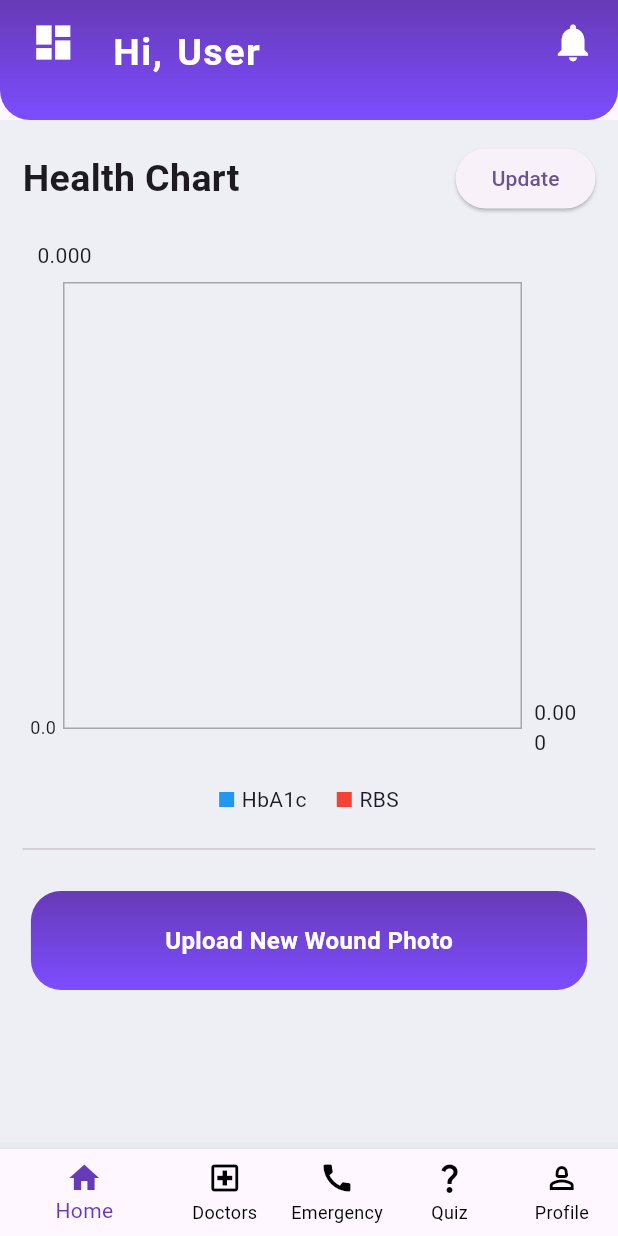
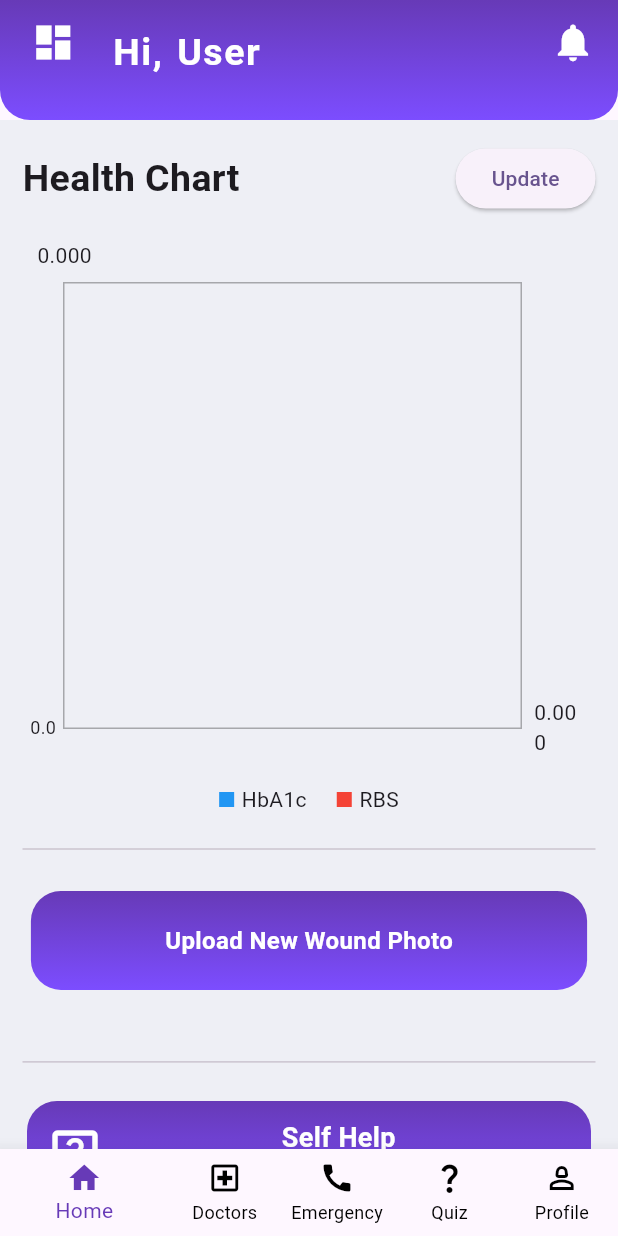
Before and after one commit to vxnkt/diabetes_management_app, a Flutter app: the HomePage screen opened by its route, on a phone screen of 412 x 824 dp. Run offline on Flutter 3.47's test engine with Material 3 defaults, Android fonts, the phone set to English and light mode, and no system bars; drawn by our look-alikes of fl_chart; our stand-ins replace cloud_firestore, firebase_auth, firebase_core, firebase_storage, flutter_local_notifications, flutter_svg and 3 more; missing offline and left inert: flutter_phone_direct_caller; accounts and stored records are empty.

Commit message:
self help

```diff
--- a/lib/screens/home_page.dart
+++ b/lib/screens/home_page.dart
@@ -3,7 +3,9 @@ import 'package:appathon/screens/doctor_screen.dart';
 import 'package:appathon/screens/emergency_screen.dart';
 import 'package:appathon/screens/homescreen.dart';
 import 'package:appathon/screens/profile_page.dart';
+import 'package:appathon/utils/notification_service.dart';
 import 'package:flutter/material.dart';
+import 'package:timezone/data/latest_all.dart' as tz;
 
 class HomePage extends StatefulWidget {
   const HomePage({super.key});
@@ -14,6 +16,23 @@ class HomePage extends StatefulWidget {
 
 class _HomePageState extends State<HomePage> {
   int _selectedIndex = 0; // Track the selected tab
+
+  @override
+  void initState() {
+    super.initState();
+    // Initialize the time zone and notification service
+    tz.initializeTimeZones();
+    NotificationService.init();
+
+    // Schedule the notification for 2 seconds after the app is opened
+    DateTime scheduledTime = DateTime.now().add(Duration(seconds: 2));
+    NotificationService.scheduleNotification(
+      1,
+      "DiaBuddy",
+      "Remember to take your medications!",
+      scheduledTime,
+    );
+  }
 
   void _onItemTapped(int index) {
     setState(() {
@@ -36,7 +55,7 @@ class _HomePageState extends State<HomePage> {
         child: _widgetOptions.elementAt(_selectedIndex),
       ),
       bottomNavigationBar: BottomNavigationBar(
-        backgroundColor:  const Color(0xFFEEEFF5),
+        backgroundColor: const Color(0xFFEEEFF5),
         items: const <BottomNavigationBarItem>[
           BottomNavigationBarItem(
             icon: Icon(Icons.home),
--- a/lib/screens/homescreen.dart
+++ b/lib/screens/homescreen.dart
@@ -1,4 +1,5 @@
 import 'dart:io';
+import 'package:appathon/SelfHelp/selfhelppage.dart';
 import 'package:appathon/utils/notification_service.dart';
 import 'package:cloud_firestore/cloud_firestore.dart';
 import 'package:firebase_storage/firebase_storage.dart';
@@ -390,7 +391,55 @@ class _HomesScreenState extends State<HomesScreen> {
                         : Container(),
                   ],
                 ),
-              )
+              ),
+              Padding(
+                padding: const EdgeInsets.symmetric(horizontal: 15),
+                child: Divider(),
+              ),
+              GestureDetector(
+                onTap: () {
+                  Navigator.of(context).push(
+                      MaterialPageRoute(builder: (context) => SelfHelpPage()));
+                },
+                child: Container(
+                  padding: EdgeInsets.all(12),
+                  margin: EdgeInsets.all(18),
+                  decoration: BoxDecoration(
+                      gradient: const LinearGradient(
+                        colors: [Colors.deepPurple, Colors.deepPurpleAccent],
+                        begin: Alignment.topCenter,
+                        end: Alignment.bottomCenter,
+                      ),
+                      borderRadius: BorderRadius.circular(20)),
+                  child: Row(
+                    children: [
+                      Icon(
+                        Icons.help_center_outlined,
+                        color: Colors.white,
+                        size: 40,
+                      ),
+                      SizedBox(
+                        width: 20,
+                      ),
+                      Column(
+                        children: [
+                          Text(
+                            'Self Help',
+                            style: TextStyle(
+                                fontSize: 18,
+                                fontWeight: FontWeight.bold,
+                                color: Colors.white),
+                          ),
+                          Text(
+                            'Explore new information and stay updated',
+                            style: TextStyle(color: Colors.white),
+                          )
+                        ],
+                      )
+                    ],
+                  ),
+                ),
+              ),
             ],
           ),
         ),
@@ -436,7 +485,7 @@ class CustomAppBar extends StatelessWidget implements PreferredSizeWidget {
           child: Icon(
             Icons.notifications,
             size: 30,
-            color: Colors.white, // Change this to `primaryColor` if necessary
+            color: Colors.white, // Change this to primaryColor if necessary
           ),
         ),
       ],
```
